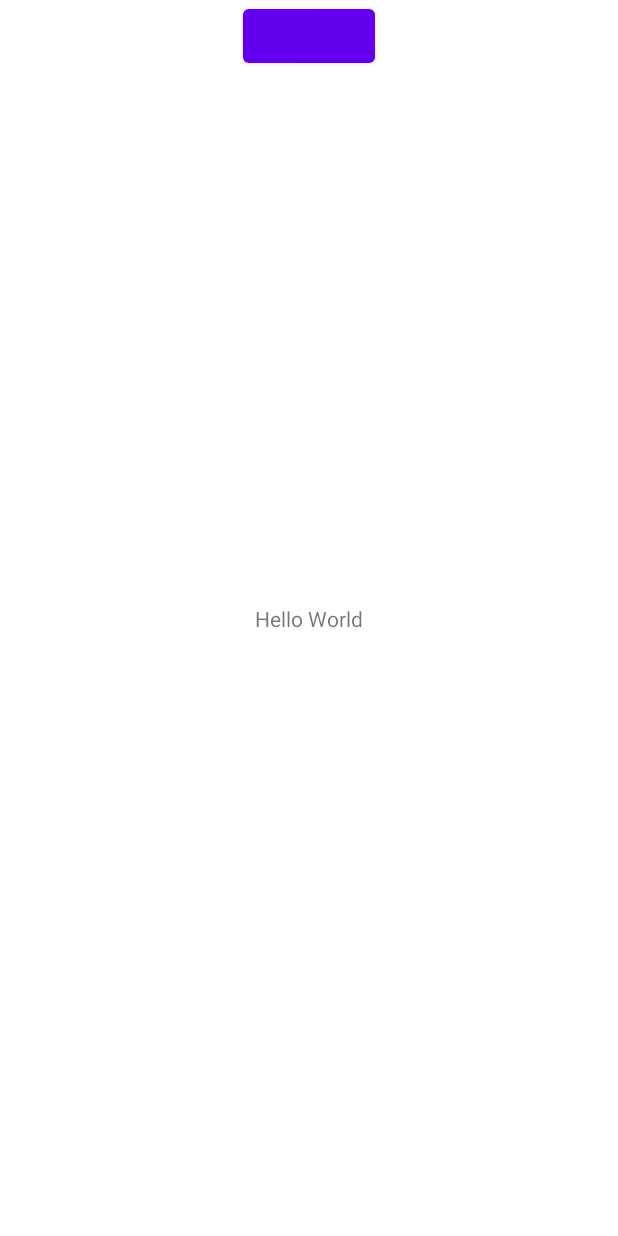
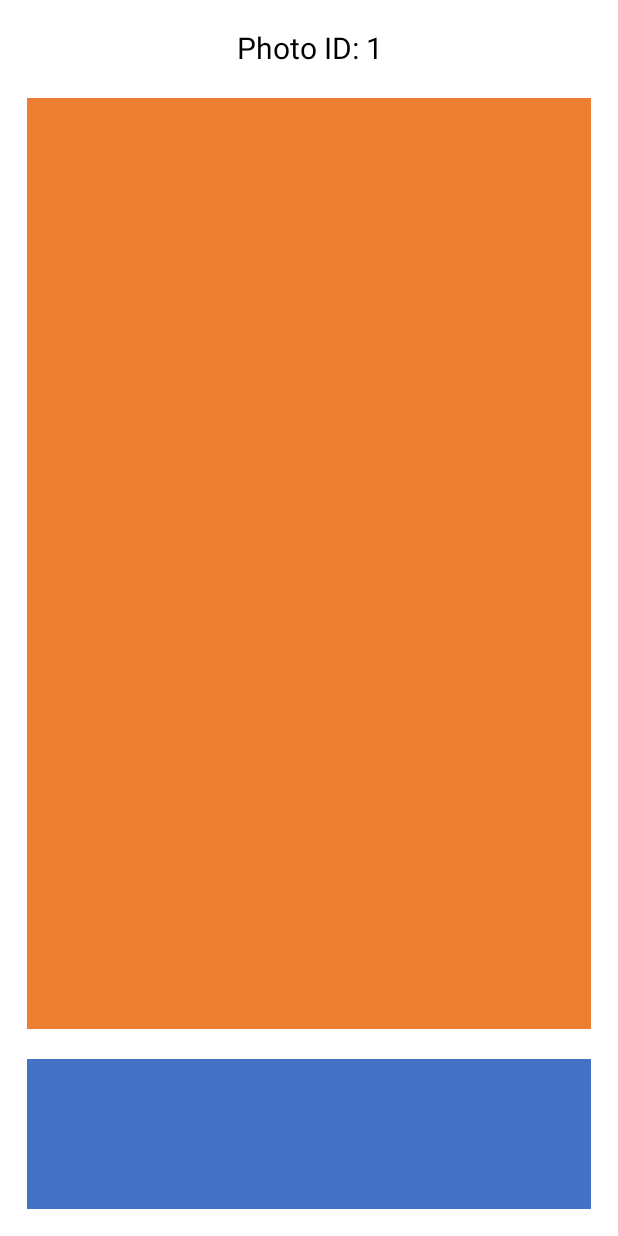
Before and after one commit to laaptu/feed, an Android app: the layout activity_photo_detail.xml on its own in the app's theme, with its tools: preview values and no code run, on a phone screen of 412 x 824 dp. Run offline under Robolectric (Android 15) with nearby library versions, the phone set to English and light mode, and no system bars.

Commit message:
Finishing up photo detail activity

```diff
--- a/app/src/main/java/com/optus/android/di/modules/ActivityModules.kt
+++ b/app/src/main/java/com/optus/android/di/modules/ActivityModules.kt
@@ -1,5 +1,6 @@
 package com.optus.android.di.modules
 
+import com.optus.android.ui.detail.PhotoDetailActivity
 import com.optus.android.ui.photos.UserPhotosActivity
 import com.optus.android.ui.users.UsersListActivity
 import dagger.Module
@@ -12,4 +13,7 @@ abstract class ActivityModules {
 
     @ContributesAndroidInjector
     abstract fun bindsUserPhotosActivity(): UserPhotosActivity
+
+    @ContributesAndroidInjector
+    abstract fun bindsPhotoDetailActivity(): PhotoDetailActivity
 }
--- a/app/src/main/java/com/optus/android/ui/users/UsersListActivity.kt
+++ b/app/src/main/java/com/optus/android/ui/users/UsersListActivity.kt
@@ -24,6 +24,10 @@ class UsersListActivity : ViewModelActivity<UsersListViewModel>(), OnListItemCli
             lifecycleOwner = this@UsersListActivity
             listViewModel = viewModel
         }
+        initViewModel()
+    }
+
+    private fun initViewModel() {
         viewModel.userLists.observe(this) {
             binding.recyclerView.layoutManager = LinearLayoutManager(this@UsersListActivity)
             binding.recyclerView.adapter = UsersListAdapter(this, it)
--- a/app/src/main/res/layout/activity_photo_detail.xml
+++ b/app/src/main/res/layout/activity_photo_detail.xml
@@ -1,28 +1,59 @@
 <?xml version="1.0" encoding="utf-8"?>
 
-<androidx.constraintlayout.widget.ConstraintLayout xmlns:android="http://schemas.android.com/apk/res/android"
+<layout xmlns:android="http://schemas.android.com/apk/res/android"
     xmlns:app="http://schemas.android.com/apk/res-auto"
-    xmlns:tools="http://schemas.android.com/tools"
+    xmlns:tools="http://schemas.android.com/tools">
+
+    <data>
+
+        <variable
+            name="photo"
+            type="com.optus.android.network.data.Photo" />
+    </data>
+
+    <androidx.constraintlayout.widget.ConstraintLayout
         android:layout_width="match_parent"
         android:layout_height="match_parent"
+        android:padding="18dp"
         tools:context=".ui.users.UsersListActivity">
 
-    <TextView
-
-        android:layout_width="wrap_content"
+        <com.google.android.material.textview.MaterialTextView
+            android:id="@+id/txtPhotoTitle"
+            android:layout_width="match_parent"
             android:layout_height="wrap_content"
-        android:text="Hello World"
-        app:layout_constraintBottom_toBottomOf="parent"
+            android:gravity="center_horizontal"
+            android:text="@{@string/title_photo_id(photo.id)}"
+            android:textColor="@color/black"
+            android:textSize="20sp"
             app:layout_constraintLeft_toLeftOf="parent"
             app:layout_constraintRight_toRightOf="parent"
-        app:layout_constraintTop_toTopOf="parent" />
+            app:layout_constraintTop_toTopOf="parent"
+            tools:text="Photo ID: 1" />
 
-    <Button
-        android:layout_width="wrap_content"
-        android:layout_height="wrap_content"
-        android:onClick="goToDetail"
+        <com.google.android.material.textview.MaterialTextView
+            android:id="@+id/txtImageInfo"
+            style="@style/UserTitleStyle"
+            android:layout_width="match_parent"
+            android:layout_height="100dp"
+            android:background="@color/card_bg_blue"
+            android:gravity="center"
+            android:text="@{photo.title}"
+            android:textSize="18sp"
+            app:layout_constraintBottom_toBottomOf="parent"
+            app:layout_constraintLeft_toLeftOf="parent" />
+
+        <androidx.appcompat.widget.AppCompatImageView
+            android:id="@+id/imgPhoto"
+            android:layout_width="match_parent"
+            android:layout_height="0dp"
+            android:layout_marginTop="20dp"
+            android:layout_marginBottom="20dp"
+            android:background="@color/image_bg"
+            app:layout_constraintBottom_toTopOf="@id/txtImageInfo"
             app:layout_constraintLeft_toLeftOf="parent"
-        app:layout_constraintRight_toRightOf="parent"
-        app:layout_constraintTop_toTopOf="parent" />
+            app:layout_constraintLeft_toRightOf="parent"
+            app:layout_constraintTop_toBottomOf="@id/txtPhotoTitle"
+            app:loadImage="@{photo.url}" />
 
     </androidx.constraintlayout.widget.ConstraintLayout>
+</layout>
--- a/app/src/main/res/values/strings.xml
+++ b/app/src/main/res/values/strings.xml
@@ -1,10 +1,14 @@
 <resources>
     <string name="app_name">Optus</string>
     <string name="title_user_info"> User Info</string>
+    <string name="title_album_id">Album ID: %d</string>
+    <string name="title_photo_id">Photo ID: %d</string>
+    <string name="user_id">ID: %d</string>
+    <string name="user_info">Name: %1$s\nEmail: %2$s\nPhone: %3$s</string>
+
+    <string name="error_invalid_album_id">Please pass a valid album id</string>
+    <string name="error_invalid_photo">Please pass a valid photo</string>
     <string name="error_fetching_list">Error fetching items.\n Tap to Retry!</string>
     <string name="empty_list">No new items.\n Tap to Retry!</string>
-    <string name="user_id">ID: %d</string>
-    <string name="user_info">Name: %1$s\nEmail: %2$s\nPhone: %3$s</string>
-    <string name="error_invalid_album_id">Please pass a valid album id</string>
-    <string name="title_album_id">Album ID: %d</string>
+
 </resources>
```
Also changed, not shown: app/src/main/java/com/optus/android/ui/detail/PhotoDetailActivity.kt (+21 -4 lines), app/src/main/java/com/optus/android/ui/photos/UserPhotosActivity.kt (+13 -2 lines). Lines whose indentation alone changed are shown as unchanged.
